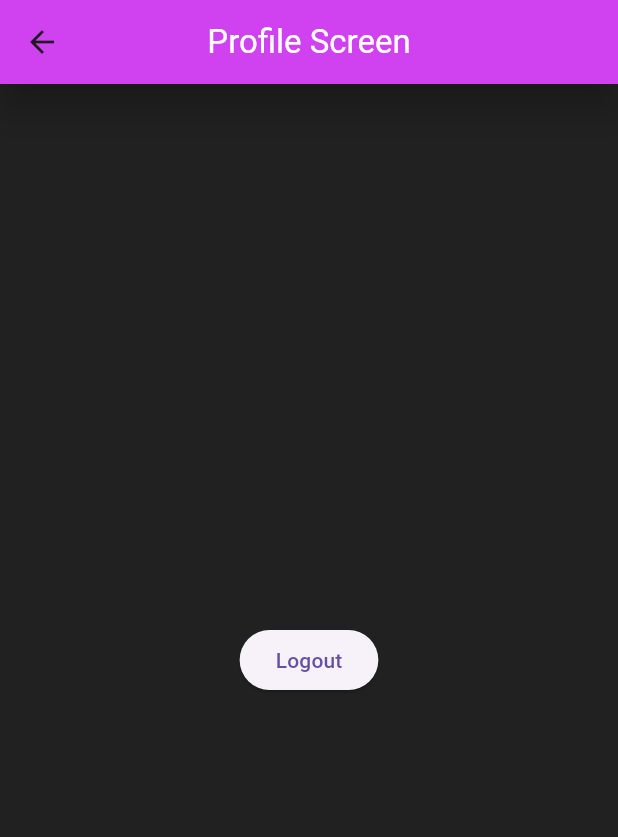
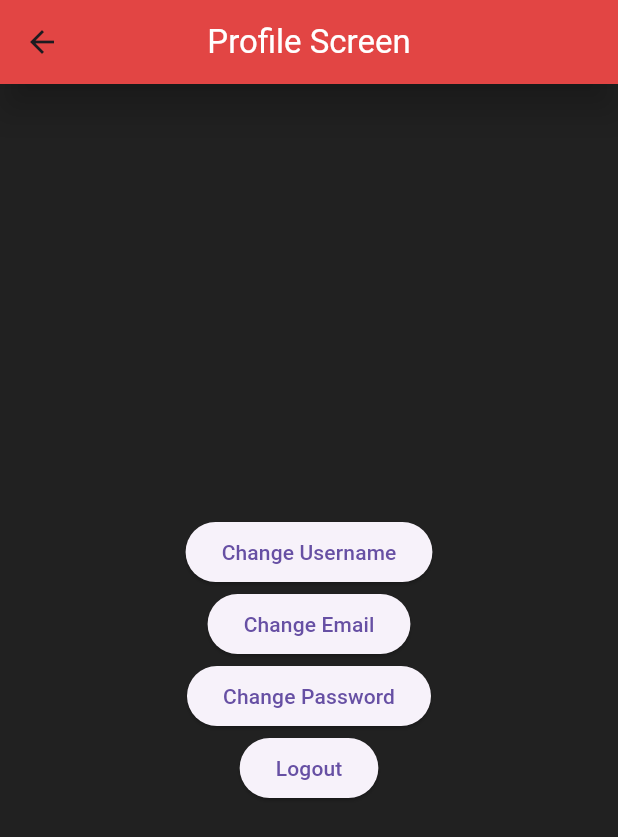
Before and after one commit to jprincip21/nmjpfinal, a Flutter app: the Profiles screen opened by its route, on a phone screen of 412 x 824 dp. Shown: the top 837 px of the screen. Run offline on Flutter 3.47's test engine with Material 3 defaults, Android fonts, the phone set to English and light mode, and no system bars; our stand-ins replace cloud_firestore, firebase_auth, firebase_core; accounts and stored records are empty; network calls fail.

Commit message:
Details Screen 1 Typing

```diff
--- a/lib/accounts/profilesScreen.dart
+++ b/lib/accounts/profilesScreen.dart
@@ -1,29 +1,46 @@
 import 'package:flutter/material.dart';
 import 'package:firebase_auth/firebase_auth.dart';
 
-
 class Profiles extends StatefulWidget {
-
   @override
   State<Profiles> createState() => _ProfilesState();
 }
 
 class _ProfilesState extends State<Profiles> {
   @override
-  Widget build(BuildContext context)  {
+  Widget build(BuildContext context) {
     return Scaffold(
       backgroundColor: Colors.grey.shade900,
       appBar: AppBar(
-      backgroundColor: Colors.purpleAccent,
+        backgroundColor: Colors.red,
         centerTitle: true,
         elevation: 10,
         shadowColor: Colors.black,
-      title: Text("Profile Screen", style: TextStyle(color: Colors.white),),
+        title: Text(
+          "Profile Screen",
+          style: TextStyle(color: Colors.white),
         ),
-    body:
-      Center(
-        child: ElevatedButton(
-          child: Text("Logout"),
+      ),
+      body: Center(
+        child: Column(
+          mainAxisAlignment: MainAxisAlignment.center,
+          children: [
+            ElevatedButton(
+              onPressed: () {
+              },
+              child: Text("Change Username"),
+            ),
+            ElevatedButton(
+              onPressed: () {
+              },
+              child: Text("Change Email"),
+            ),
+            ElevatedButton(
+              onPressed: () {
+              },
+              child: Text("Change Password"),
+            ),
+            ElevatedButton(
               onPressed: () async {
                 FirebaseAuth.instance.signOut().then((value) {
                   Navigator.pushNamed(context, '/login');
@@ -31,7 +48,11 @@ class _ProfilesState extends State<Profiles> {
                   print("Error ${error.toString()}");
                 });
               },
+              child: Text("Logout"),
             ),
-      ),);
+          ],
+        ),
+      ),
+    );
   }
 }
```
Also changed, not shown: lib/data/dataList.dart (+2 -8 lines). Lines whose indentation alone changed are shown as unchanged.
